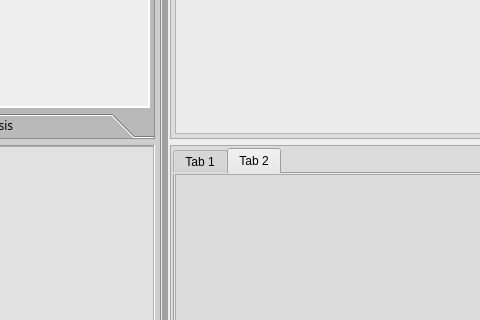
This is gui/main_window.ui in SantiagoSVS10/classification_tool as Qt 5 draws it before an edit; both pictures show x 97 to 577 and y 285 to 605 of the 1369 by 846 pixel window. The edited form follows.
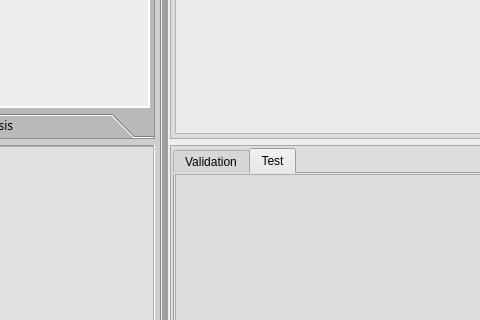
This is the edited form. The open tabs and pages were chosen to show the change.

```diff
--- a/gui/main_window.ui
+++ b/gui/main_window.ui
@@ -865,7 +865,7 @@
                   </property>
                   <widget class="QWidget" name="tab">
                    <attribute name="title">
-                    <string>Tab 1</string>
+                    <string>Validation</string>
                    </attribute>
                    <layout class="QVBoxLayout" name="verticalLayout_13">
                     <property name="spacing">
@@ -924,7 +924,7 @@
                   </widget>
                   <widget class="QWidget" name="tab_2">
                    <attribute name="title">
-                    <string>Tab 2</string>
+                    <string>Test</string>
                    </attribute>
                    <layout class="QHBoxLayout" name="horizontalLayout_5">
                     <property name="spacing">
```
Left out of the diff: 2 changed lines with no effect on the pictures.
